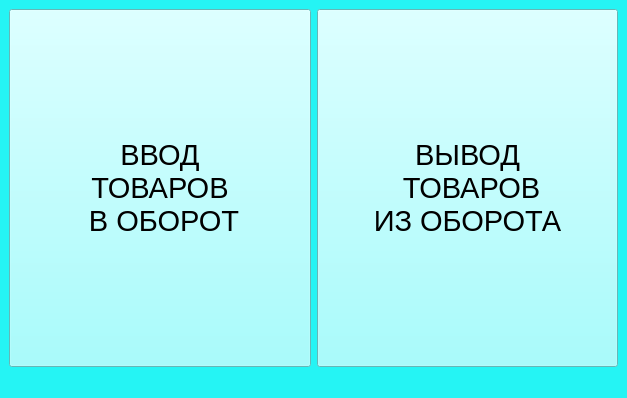
avovana/zebra_scanner_labeling, file mainwindow.ui: the form before one commit.
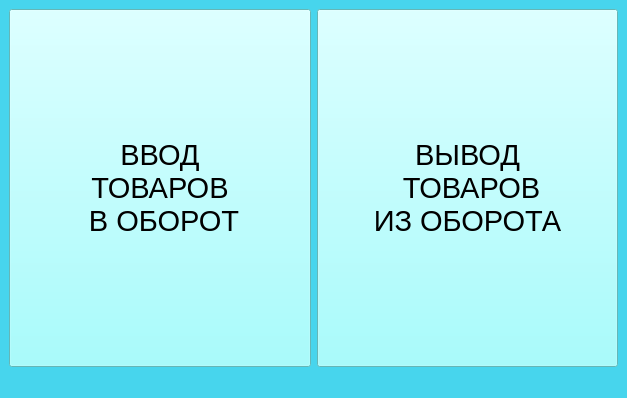
The form after the commit.

What changed in the file:
```diff
--- a/mainwindow.ui
+++ b/mainwindow.ui
@@ -25,7 +25,7 @@
    <string>Начало работы</string>
   </property>
   <property name="styleSheet">
-   <string notr="true">background-color: rgb(37, 244, 244);</string>
+   <string notr="true">background-color: rgba(71,213,237,255)</string>
   </property>
   <widget class="QWidget" name="centralwidget">
    <layout class="QGridLayout" name="gridLayout">
```
Left out of the diff: 2 changed lines with no effect on the pictures.
